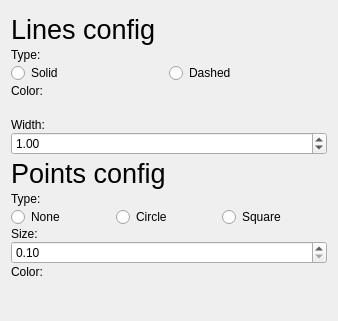
This is src/widgets/UI/Object3DConfigView.ui in DisonGo/s21_3DViewer as Qt 5 draws it before an edit. The edited form follows.
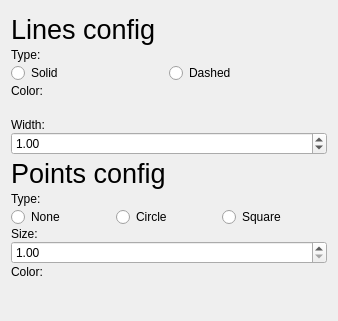
This is the edited form. Custom widgets are drawn as their Qt base class.

Diff of the .ui file:
```diff
--- a/src/widgets/UI/Object3DConfigView.ui
+++ b/src/widgets/UI/Object3DConfigView.ui
@@ -237,10 +237,10 @@
        <item>
         <widget class="QDoubleSpinBox" name="PointSizeSB">
          <property name="minimum">
-          <double>0.100000000000000</double>
+          <double>1.000000000000000</double>
          </property>
          <property name="maximum">
-          <double>10.000000000000000</double>
+          <double>5.000000000000000</double>
          </property>
          <property name="singleStep">
           <double>0.100000000000000</double>
```
Left out of the diff: 8 changed lines with no effect on the pictures.
